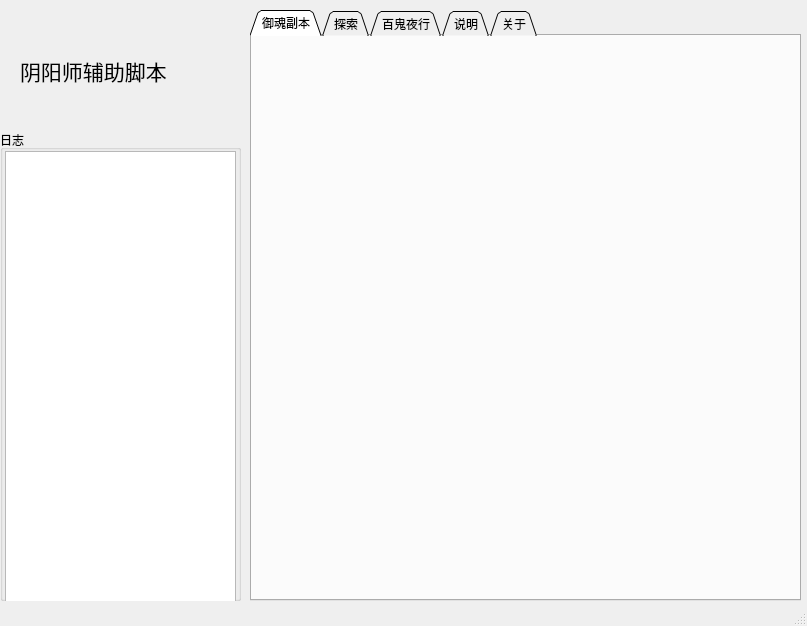
First picture: the form in GuiModule/MainWindow.ui, repository li-zheng-hao/OnmyojiScript, before the edit.
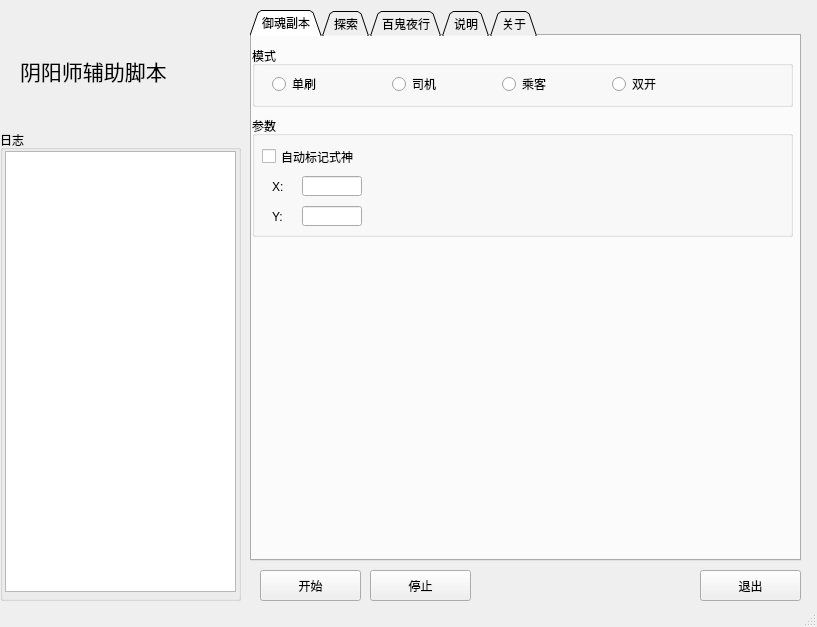
Second picture: the form after the edit. The open tabs and pages were chosen to show the change.

The edit to the form file:
```diff
--- a/GuiModule/MainWindow.ui
+++ b/GuiModule/MainWindow.ui
@@ -6,8 +6,8 @@
    <rect>
     <x>0</x>
     <y>0</y>
-    <width>807</width>
-    <height>626</height>
+    <width>817</width>
+    <height>627</height>
    </rect>
   </property>
   <property name="sizePolicy">
@@ -26,9 +26,18 @@
       <x>250</x>
       <y>10</y>
       <width>551</width>
-      <height>591</height>
+      <height>551</height>
      </rect>
     </property>
+    <property name="sizePolicy">
+     <sizepolicy hsizetype="Preferred" vsizetype="Preferred">
+      <horstretch>0</horstretch>
+      <verstretch>0</verstretch>
+     </sizepolicy>
+    </property>
+    <property name="autoFillBackground">
+     <bool>true</bool>
+    </property>
     <property name="tabShape">
      <enum>QTabWidget::Triangular</enum>
     </property>
@@ -45,6 +54,143 @@
      <attribute name="title">
       <string>御魂副本</string>
      </attribute>
+     <widget class="QGroupBox" name="groupBox_2">
+      <property name="geometry">
+       <rect>
+        <x>0</x>
+        <y>10</y>
+        <width>541</width>
+        <height>61</height>
+       </rect>
+      </property>
+      <property name="title">
+       <string>模式</string>
+      </property>
+      <widget class="QRadioButton" name="radioButton">
+       <property name="geometry">
+        <rect>
+         <x>20</x>
+         <y>30</y>
+         <width>93</width>
+         <height>16</height>
+        </rect>
+       </property>
+       <property name="text">
+        <string>单刷</string>
+       </property>
+      </widget>
+      <widget class="QRadioButton" name="radioButton_2">
+       <property name="geometry">
+        <rect>
+         <x>140</x>
+         <y>30</y>
+         <width>93</width>
+         <height>16</height>
+        </rect>
+       </property>
+       <property name="text">
+        <string>司机</string>
+       </property>
+      </widget>
+      <widget class="QRadioButton" name="radioButton_3">
+       <property name="geometry">
+        <rect>
+         <x>250</x>
+         <y>30</y>
+         <width>93</width>
+         <height>16</height>
+        </rect>
+       </property>
+       <property name="text">
+        <string>乘客</string>
+       </property>
+      </widget>
+      <widget class="QRadioButton" name="radioButton_4">
+       <property name="geometry">
+        <rect>
+         <x>360</x>
+         <y>30</y>
+         <width>93</width>
+         <height>16</height>
+        </rect>
+       </property>
+       <property name="text">
+        <string>双开</string>
+       </property>
+      </widget>
+     </widget>
+     <widget class="QGroupBox" name="groupBox_3">
+      <property name="geometry">
+       <rect>
+        <x>0</x>
+        <y>80</y>
+        <width>541</width>
+        <height>121</height>
+       </rect>
+      </property>
+      <property name="title">
+       <string>参数</string>
+      </property>
+      <widget class="QCheckBox" name="checkBox">
+       <property name="geometry">
+        <rect>
+         <x>10</x>
+         <y>30</y>
+         <width>111</width>
+         <height>21</height>
+        </rect>
+       </property>
+       <property name="text">
+        <string>自动标记式神</string>
+       </property>
+      </widget>
+      <widget class="QLineEdit" name="lineEdit">
+       <property name="geometry">
+        <rect>
+         <x>50</x>
+         <y>60</y>
+         <width>60</width>
+         <height>20</height>
+        </rect>
+       </property>
+      </widget>
+      <widget class="QLabel" name="label_2">
+       <property name="geometry">
+        <rect>
+         <x>20</x>
+         <y>60</y>
+         <width>31</width>
+         <height>21</height>
+        </rect>
+       </property>
+       <property name="text">
+        <string>X:</string>
+       </property>
+      </widget>
+      <widget class="QLineEdit" name="lineEdit_2">
+       <property name="geometry">
+        <rect>
+         <x>50</x>
+         <y>90</y>
+         <width>60</width>
+         <height>20</height>
+        </rect>
+       </property>
+      </widget>
+      <widget class="QLabel" name="label_3">
+       <property name="geometry">
+        <rect>
+         <x>20</x>
+         <y>90</y>
+         <width>31</width>
+         <height>21</height>
+        </rect>
+       </property>
+       <property name="text">
+        <string>Y:</string>
+       </property>
+      </widget>
+     </widget>
     </widget>
     <widget class="QWidget" name="tab_2">
      <attribute name="title">
@@ -109,11 +255,50 @@
        <x>5</x>
        <y>21</y>
        <width>231</width>
-       <height>451</height>
+       <height>441</height>
       </rect>
      </property>
     </widget>
    </widget>
+   <widget class="QPushButton" name="pushButton">
+    <property name="geometry">
+     <rect>
+      <x>260</x>
+      <y>570</y>
+      <width>101</width>
+      <height>31</height>
+     </rect>
+    </property>
+    <property name="text">
+     <string>开始</string>
+    </property>
+   </widget>
+   <widget class="QPushButton" name="pushButton_2">
+    <property name="geometry">
+     <rect>
+      <x>370</x>
+      <y>570</y>
+      <width>101</width>
+      <height>31</height>
+     </rect>
+    </property>
+    <property name="text">
+     <string>停止</string>
+    </property>
+   </widget>
+   <widget class="QPushButton" name="pushButton_3">
+    <property name="geometry">
+     <rect>
+      <x>700</x>
+      <y>570</y>
+      <width>101</width>
+      <height>31</height>
+     </rect>
+    </property>
+    <property name="text">
+     <string>退出</string>
+    </property>
+   </widget>
   </widget>
   <widget class="QStatusBar" name="statusbar"/>
  </widget>
```
Left out of the diff: 2 changed lines with no effect on the pictures.
